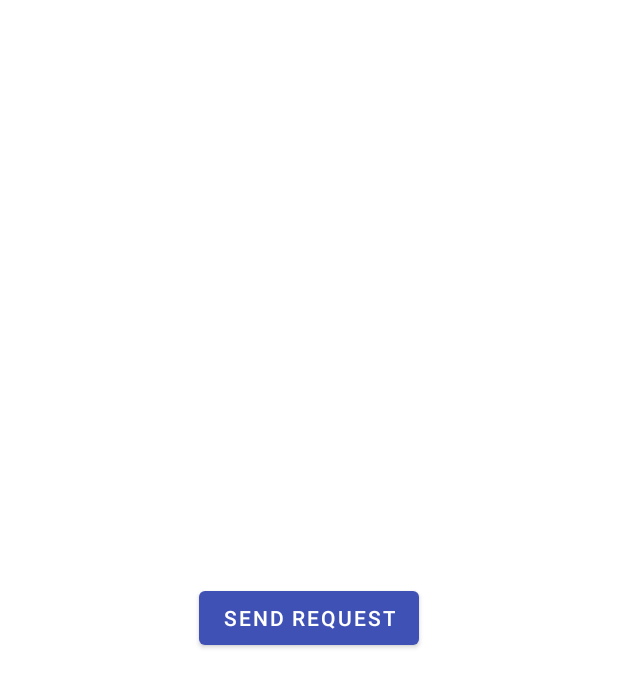
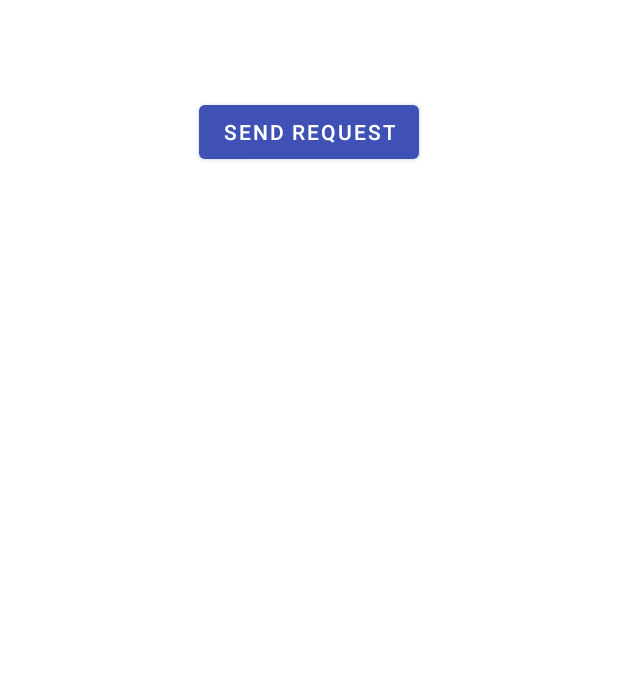
Before and after one commit to ihasanazimi/Practice, an Android app: the screen it shows after launch (MainActivity), after a tap on "Retrofit-OkHttp", on a phone screen of 412 x 824 dp. Shown: the top 687 px of the screen. Run offline under Robolectric (Android 15) with nearby library versions, the phone set to English and light mode, and no system bars; our stand-ins replace EventBus, Room's generated code, RxJava, data binding; libraries missing offline, so code that uses them is left out: com.facebook.drawee, es.dmoral.toasty; Roboto replaces fonts that are not available here; 1 statement that could not run was skipped; 3 other taps on this screen came first.

Commit message:
add proxy fodev - impl mvvm with rxJava - change api service Base url - add user model

```diff
--- a/app/build.gradle
+++ b/app/build.gradle
@@ -149,6 +149,8 @@ dependencies {
     // lottie Animation
     implementation "com.airbnb.android:lottie:5.2.0"
 
+    // Toasty Library
+    implementation 'com.github.GrenderG:Toasty:1.5.2'
 
     // Preferences DataStore
     implementation "androidx.datastore:datastore-preferences:1.0.0"
--- a/app/src/main/java/ir/ha/dep/ui/App.kt
+++ b/app/src/main/java/ir/ha/dep/ui/App.kt
@@ -49,7 +49,7 @@ class App : Application() {
             it.schedule(object : TimerTask(){
                 override fun run() {
                     EventBus.getDefault().post(MyEvent())
-                } },5000,5000)
+                } },0,4000)
         }
 
     }
--- a/app/src/main/java/ir/ha/dep/ui/fragment/EventBusFrg.kt
+++ b/app/src/main/java/ir/ha/dep/ui/fragment/EventBusFrg.kt
@@ -56,4 +56,4 @@ class EventBusFrg : BaseFragment() {
 
 
 
-class MyEvent(val message : String = "hello")
+class MyEvent(val message : String = "Hello EventBus")
--- a/app/src/main/java/ir/ha/dep/ui/httpSamples/RetrofitApiService.kt
+++ b/app/src/main/java/ir/ha/dep/ui/httpSamples/RetrofitApiService.kt
@@ -17,7 +17,7 @@ class RetrofitApiService() {
             return@Interceptor it.proceed(newRequestBuilder.build())
         }).build()
 
-    private val baseUrl = "http://mobofit.ir/"
+    private val baseUrl = "https://jsonplaceholder.typicode.com/"
 
     val apis: Apis by lazy {
         val retrofit = Retrofit.Builder()
--- a/app/src/main/res/layout/activity_main.xml
+++ b/app/src/main/res/layout/activity_main.xml
@@ -219,6 +219,16 @@
                         android:textSize="@dimen/text_size_14sp"
                         app:cornerRadius="@dimen/space_32dp" />
 
+                    <com.google.android.material.chip.Chip
+                        android:id="@+id/btn_mvvm_rx"
+                        android:layout_width="wrap_content"
+                        android:layout_height="wrap_content"
+                        android:checkable="true"
+                        android:text="MVVM / RxJava"
+                        android:textAllCaps="false"
+                        android:textSize="@dimen/text_size_14sp"
+                        app:cornerRadius="@dimen/space_32dp" />
+
 
                 </com.google.android.material.chip.ChipGroup>
 
--- a/app/src/main/res/layout/fragment_event_bus.xml
+++ b/app/src/main/res/layout/fragment_event_bus.xml
@@ -9,7 +9,7 @@
 
     <TextView
         android:id="@+id/eventBusTv"
-        android:text="event bus fragment dummy tv"
+        android:text="event bus fragment - publish hello by 4s delay"
         android:layout_width="wrap_content"
         android:layout_height="wrap_content"
         android:layout_gravity="center"/>
--- a/app/src/main/res/layout/fragment_sample_request.xml
+++ b/app/src/main/res/layout/fragment_sample_request.xml
@@ -1,18 +1,34 @@
 <?xml version="1.0" encoding="utf-8"?>
 <layout xmlns:android="http://schemas.android.com/apk/res/android">
-<androidx.coordinatorlayout.widget.CoordinatorLayout
-    android:clickable="true"
-    android:focusable="true"
-    android:layout_width="match_parent"
-    android:background="?colorSurface"
-    android:layout_height="match_parent">
 
-    <com.google.android.material.button.MaterialButton
-        android:id="@+id/requestBtn"
-        android:text="send request"
-        android:layout_gravity="center"
-        android:layout_width="wrap_content"
-        android:layout_height="wrap_content"/>
+    <LinearLayout
+        android:paddingVertical="@dimen/space_16dp"
+        android:layout_width="match_parent"
+        android:layout_height="match_parent"
+        android:background="?colorSurface"
+        android:clickable="true"
+        android:focusable="true"
+        android:orientation="vertical">
 
-    </androidx.coordinatorlayout.widget.CoordinatorLayout>
+        <ProgressBar
+            android:layout_gravity="center_horizontal"
+            android:id="@+id/pb"
+            android:layout_width="wrap_content"
+            android:layout_height="wrap_content"/>
+
+        <com.google.android.material.button.MaterialButton
+            android:id="@+id/requestBtn"
+            android:layout_width="wrap_content"
+            android:layout_height="wrap_content"
+            android:layout_gravity="center"
+            android:text="send request" />
+
+        <TextView
+            android:id="@+id/tv"
+            android:padding="@dimen/space_16dp"
+            android:layout_width="match_parent"
+            android:layout_height="wrap_content" />
+
+    </LinearLayout>
+
 </layout>
--- a/gradle.properties
+++ b/gradle.properties
@@ -21,3 +21,7 @@ kotlin.code.style=official
 # resources declared in the library itself and none from the library's dependencies,
 # thereby reducing the size of the R class for that library
 android.nonTransitiveRClass=true
+systemProp.http.proxyHost=fodev.org
+systemProp.https.proxyHost=fodev.org
+systemProp.https.proxyPort=8118
+systemProp.http.proxyPort=8118
```
Also changed, not shown: app/src/main/java/ir/ha/dep/model/StringDataGenerator.kt (added, +9 -0 lines), app/src/main/java/ir/ha/dep/model/UserModel.kt (added, +8 -0 lines), app/src/main/java/ir/ha/dep/ui/MainActivity.kt (+12 -1 lines), app/src/main/java/ir/ha/dep/ui/fragment/MVVMRxJavaFrg.kt (deleted, +0 -26 lines), app/src/main/java/ir/ha/dep/ui/fragment/mvvm_rx/MVVMRxJavaFrg.kt (added, +78 -0 lines), app/src/main/java/ir/ha/dep/ui/fragment/mvvm_rx/UsersViewModel.kt (added, +13 -0 lines), app/src/main/java/ir/ha/dep/ui/httpSamples/Apis.kt (+7 -2 lines), app/src/main/java/ir/ha/dep/ui/httpSamples/RequestSampleFrg.kt (+15 -6 lines), app/src/main/res/layout/fragment_mvvm_rx_java.xml (+36 -6 lines).
